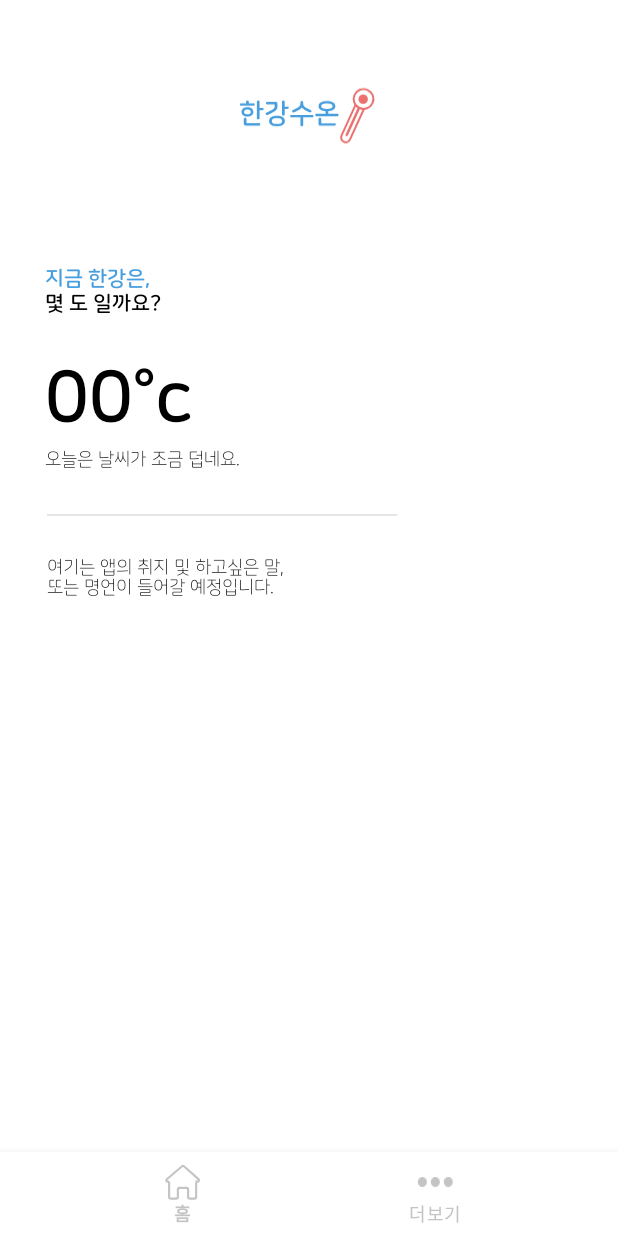
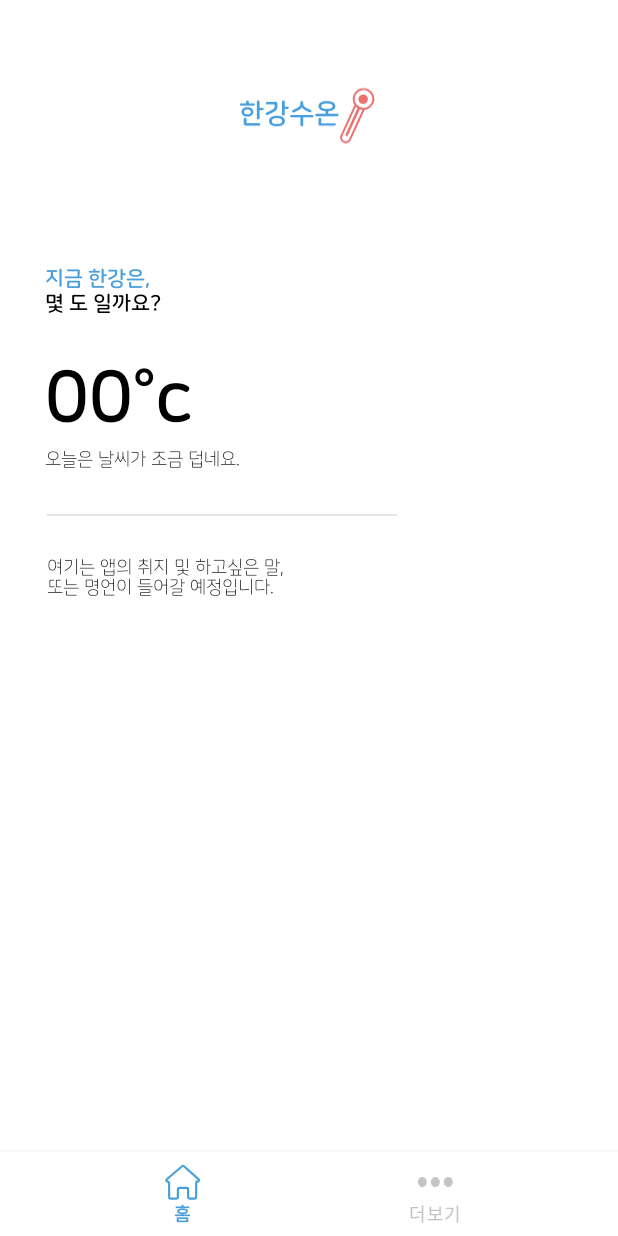
Before and after one commit to Team-Injeolmi/App-Programming, an Android app: the screen it shows after launch (MainActivity), on a phone screen of 412 x 824 dp. Run offline under Robolectric (Android 15) with nearby library versions, the light colour scheme and no system bars.

Commit message:
Icon Click Event

```diff
--- /dev/null
+++ b/AppProject01/app/src/main/res/drawable/selector.xml
@@ -0,0 +1,5 @@
+<?xml version="1.0" encoding="utf-8"?>
+<selector xmlns:android="http://schemas.android.com/apk/res/android">
+    <item android:color="@color/check" android:state_checked="true" />
+    <item android:color="@color/uncheck" android:state_checked="false" />
+</selector>
--- /dev/null
+++ b/AppProject01/app/src/main/res/drawable/selector_icon.xml
@@ -0,0 +1,6 @@
+<?xml version="1.0" encoding="utf-8"?>
+<selector xmlns:android="http://schemas.android.com/apk/res/android">
+    <item android:drawable="@drawable/ic_home_icon_click" android:state_checked="true" />
+    <item android:drawable="@drawable/ic_about_icon_click" android:state_checked="true" />
+
+</selector>
--- a/AppProject01/app/src/main/res/layout/activity_main.xml
+++ b/AppProject01/app/src/main/res/layout/activity_main.xml
@@ -109,8 +109,8 @@
         android:layout_width="match_parent"
         android:layout_height="wrap_content"
         android:background="?android:attr/windowBackground"
-        app:itemIconTint="#C4C4C4"
-        app:itemTextColor="#C4C4C4"
+        app:itemIconTint="@drawable/selector"
+        app:itemTextColor="@drawable/selector"
         app:layout_constraintBottom_toBottomOf="parent"
         app:menu="@menu/bottom_nav" />
 </androidx.constraintlayout.widget.ConstraintLayout>
```
Also changed, not shown: AppProject01/app/src/main/res/drawable/ic_about_icon_click.xml (added, +15 -0 lines), AppProject01/app/src/main/res/drawable/ic_home_icon_click.xml (added, +11 -0 lines).
